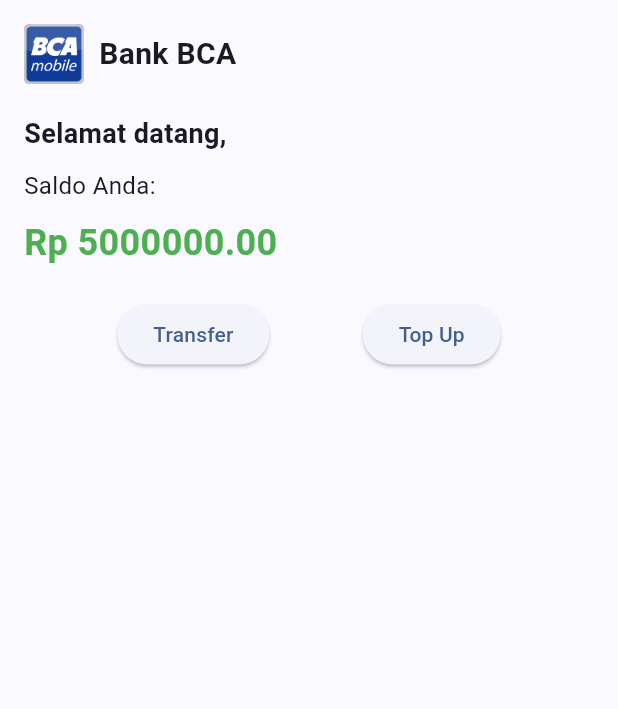
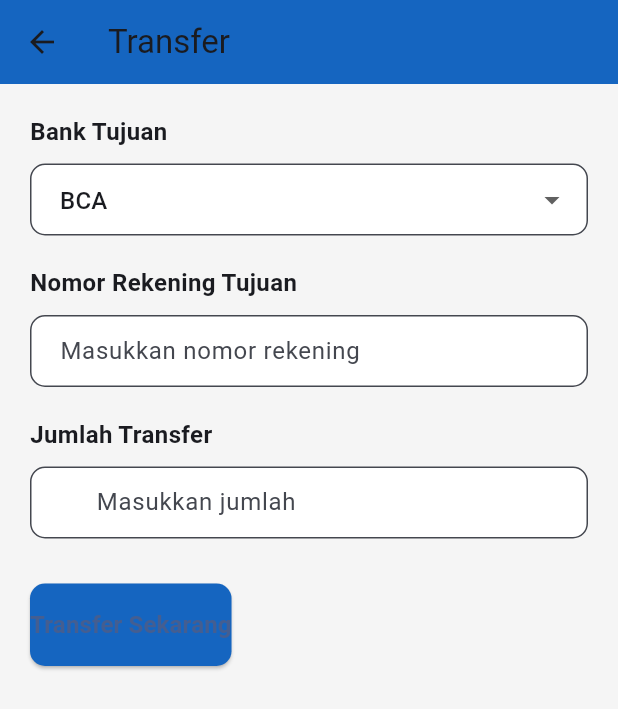
Before and after one commit to CWS-Team/Bank-mobileCWS, a Flutter app: the BalanceInfoPage screen opened directly with empty values, after a tap on "Transfer", on a phone screen of 412 x 824 dp. Shown: the top 709 px of the screen. Run offline on Flutter 3.47's test engine with Material 3 defaults, Android fonts, the phone set to English and light mode, and no system bars.

Commit message:
add trasfer pag

```diff
--- a/lib/main.dart
+++ b/lib/main.dart
@@ -16,6 +16,9 @@ class MyApp extends StatelessWidget {
         useMaterial3: true,
       ),
       home: const AccountInputPage(),
+      routes: {
+        '/transfer': (context) => TransferPage(),
+      },
     );
   }
 }
@@ -198,7 +201,7 @@ class BalanceInfoPage extends StatelessWidget {
               children: [
                 ElevatedButton(
                   onPressed: () {
-                    // Implementasikan logika transfer
+                    Navigator.pushNamed(context, '/transfer');
                   },
                   child: const Text('Transfer'),
                 ),
@@ -209,6 +212,133 @@ class BalanceInfoPage extends StatelessWidget {
                   child: const Text('Top Up'),
                 ),
               ],
+            ),
+          ],
+        ),
+      ),
+    );
+  }
+}
+
+class TransferPage extends StatefulWidget {
+  @override
+  _TransferPageState createState() => _TransferPageState();
+}
+
+class _TransferPageState extends State<TransferPage> {
+  final _recipientController = TextEditingController();
+  final _amountController = TextEditingController();
+  String _selectedBank = 'BCA';
+
+  @override
+  Widget build(BuildContext context) {
+    return Scaffold(
+      backgroundColor: Colors.grey[100],
+      appBar: AppBar(
+        backgroundColor: Colors.blue[800],
+        title: Text('Transfer'),
+        elevation: 0,
+      ),
+      body: Padding(
+        padding: EdgeInsets.all(20),
+        child: Column(
+          crossAxisAlignment: CrossAxisAlignment.start,
+          children: [
+            Text(
+              'Bank Tujuan',
+              style: TextStyle(
+                fontSize: 16,
+                fontWeight: FontWeight.bold,
+              ),
+            ),
+            SizedBox(height: 10),
+            DropdownButtonFormField<String>(
+              value: _selectedBank,
+              items: ['BCA', 'Mandiri', 'BNI', 'BRI']
+                  .map((bank) => DropdownMenuItem<String>(
+                        value: bank,
+                        child: Text(bank),
+                      ))
+                  .toList(),
+              onChanged: (value) {
+                setState(() {
+                  _selectedBank = value!;
+                });
+              },
+              decoration: InputDecoration(
+                hintText: 'Pilih bank tujuan',
+                border: OutlineInputBorder(
+                  borderRadius: BorderRadius.circular(10),
+                ),
+                filled: true,
+                fillColor: Colors.white,
+                contentPadding: EdgeInsets.symmetric(horizontal: 16, vertical: 12),
+              ),
+            ),
+            SizedBox(height: 20),
+            Text(
+              'Nomor Rekening Tujuan',
+              style: TextStyle(
+                fontSize: 16,
+                fontWeight: FontWeight.bold,
+              ),
+            ),
+            SizedBox(height: 10),
+            TextField(
+              controller: _recipientController,
+              keyboardType: TextInputType.number,
+              decoration: InputDecoration(
+                hintText: 'Masukkan nomor rekening',
+                border: OutlineInputBorder(
+                  borderRadius: BorderRadius.circular(10),
+                ),
+                filled: true,
+                fillColor: Colors.white,
+                contentPadding: EdgeInsets.symmetric(horizontal: 16, vertical: 12),
+              ),
+            ),
+            SizedBox(height: 20),
+            Text(
+              'Jumlah Transfer',
+              style: TextStyle(
+                fontSize: 16,
+                fontWeight: FontWeight.bold,
+              ),
+            ),
+            SizedBox(height: 10),
+            TextField(
+              controller: _amountController,
+              keyboardType: TextInputType.number,
+              decoration: InputDecoration(
+                hintText: 'Masukkan jumlah',
+                prefixText: 'Rp ',
+                border: OutlineInputBorder(
+                  borderRadius: BorderRadius.circular(10),
+                ),
+                filled: true,
+                fillColor: Colors.white,
+                contentPadding: EdgeInsets.symmetric(horizontal: 16, vertical: 12),
+              ),
+            ),
+            SizedBox(height: 30),
+            ElevatedButton(
+              onPressed: () {
+                // Implement transfer logic
+              },
+              style: ElevatedButton.styleFrom(
+                backgroundColor: Colors.blue[800],
+                padding: EdgeInsets.symmetric(vertical: 16),
+                shape: RoundedRectangleBorder(
+                  borderRadius: BorderRadius.circular(10),
+                ),
+              ),
+              child: Text(
+                'Transfer Sekarang',
+                style: TextStyle(
+                  fontSize: 16,
+                  fontWeight: FontWeight.bold,
+                ),
+              ),
             ),
           ],
         ),
```
